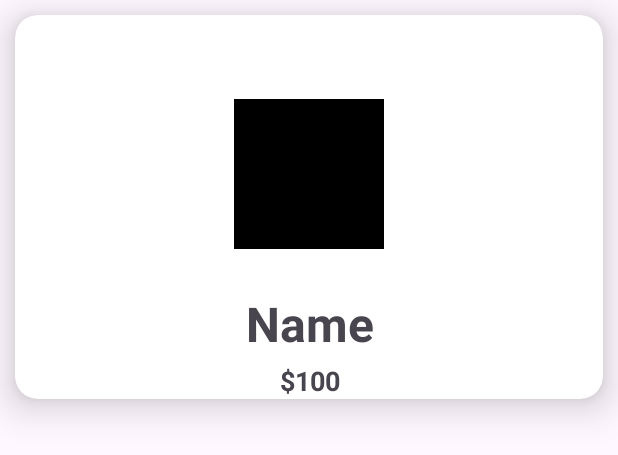
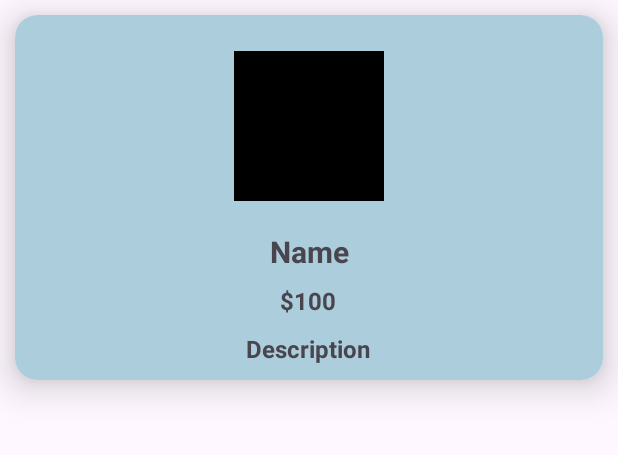
Before and after one commit to tomu03/RestApi_basic, an Android app: the layout product_list.xml on its own in the app's theme, with its tools: preview values and no code run, on a phone screen of 412 x 824 dp. Shown: the top 455 px of the screen. Run offline under Robolectric (Android 15) with nearby library versions, the phone set to English and light mode, and no system bars.

Commit message:
last added

```diff
--- a/app/src/main/java/com/example/restapiapp/MainActivity.kt
+++ b/app/src/main/java/com/example/restapiapp/MainActivity.kt
@@ -5,6 +5,7 @@ import android.os.Bundle
 import android.os.Handler
 import android.os.Looper
 import androidx.appcompat.app.AppCompatActivity
+import androidx.core.content.ContextCompat.startActivity
 
 class MainActivity : AppCompatActivity() {
     override fun onCreate(savedInstanceState: Bundle?) {
--- a/app/src/main/java/com/example/restapiapp/Product.kt
+++ b/app/src/main/java/com/example/restapiapp/Product.kt
@@ -3,5 +3,6 @@ package com.example.restapiapp
 data class Product(
     val images :List<String>,
     val title:String,
-    val price:Double
+    val price:Double,
+    val description:String,
 )
--- a/app/src/main/java/com/example/restapiapp/ProductActivity.kt
+++ b/app/src/main/java/com/example/restapiapp/ProductActivity.kt
@@ -12,13 +12,13 @@ import com.google.android.material.floatingactionbutton.FloatingActionButton
 class ProductActivity : AppCompatActivity() {
 
     private lateinit var productViewModel: ProductViewModel
-    private lateinit var productAdapter: ProductApater
+    private lateinit var productAdapter: ProductAdapter
     override fun onCreate(savedInstanceState: Bundle?) {
         super.onCreate(savedInstanceState)
         setContentView(R.layout.activity_product)
 
         productViewModel = ViewModelProvider(this).get(ProductViewModel::class.java)
-        productAdapter = ProductApater(emptyList())
+        productAdapter = ProductAdapter(emptyList())
 
         val refreshBtn: FloatingActionButton = findViewById(R.id.refresBtn)
 
@@ -34,7 +34,7 @@ class ProductActivity : AppCompatActivity() {
 
         productViewModel.products.observe(this, Observer { products ->
             products?.let {
-                productAdapter = ProductApater(it)
+                productAdapter = ProductAdapter(it)
                 recyclerView.adapter = productAdapter
             }
         })
--- a/app/src/main/java/com/example/restapiapp/ProductApater.kt
+++ b/app/src/main/java/com/example/restapiapp/ProductAdapter.kt
@@ -3,18 +3,18 @@ package com.example.restapiapp
 import android.view.LayoutInflater
 import android.view.View
 import android.view.ViewGroup
-import android.widget.ImageButton
 import android.widget.ImageView
 import android.widget.TextView
 import androidx.recyclerview.widget.RecyclerView
 import com.bumptech.glide.Glide
 
-class ProductApater(private val products:List<Product>): RecyclerView.Adapter<ProductApater.ProductViewHolder>() {
+class ProductAdapter(private val products:List<Product>): RecyclerView.Adapter<ProductAdapter.ProductViewHolder>() {
     inner class ProductViewHolder(itemView: View) : RecyclerView.ViewHolder(itemView){
 
-        private val productImage:ImageView = itemView.findViewById(R.id.profileImg)
+        private val productImage: ImageView = itemView.findViewById(R.id.profileImg)
         private val productName: TextView = itemView.findViewById(R.id.nameTxt)
         private val productPrice: TextView = itemView.findViewById(R.id.pricetxt)
+        private val productDescription: TextView = itemView.findViewById(R.id.derictxt)
 
         fun bind(product: Product) {
             Glide.with(itemView)
@@ -22,6 +22,7 @@ class ProductApater(private val products:List<Product>): RecyclerView.Adapter<Pr
                 .into(productImage)
             productName.text = product.title
             productPrice.text = "$${product.price}"
+            productDescription.text= product.description
         }
 
     }
--- a/app/src/main/res/layout/product_list.xml
+++ b/app/src/main/res/layout/product_list.xml
@@ -11,13 +11,14 @@
 
     <androidx.constraintlayout.widget.ConstraintLayout
         android:layout_width="match_parent"
-        android:layout_height="wrap_content">
+        android:layout_height="match_parent"
+        android:background="#ACCDDC">
 
         <ImageView
             android:id="@+id/profileImg"
             android:layout_width="100dp"
             android:layout_height="100dp"
-            android:layout_marginTop="56dp"
+            android:layout_marginTop="24dp"
             android:src="@color/black"
             app:layout_constraintEnd_toEndOf="parent"
             app:layout_constraintStart_toStartOf="parent"
@@ -27,12 +28,13 @@
             android:id="@+id/nameTxt"
             android:layout_width="wrap_content"
             android:layout_height="wrap_content"
-            android:layout_marginTop="28dp"
+            android:layout_marginTop="20dp"
             android:text="Name"
-            android:textSize="32sp"
+            android:textAlignment="center"
+            android:textSize="20sp"
             android:textStyle="bold"
             app:layout_constraintEnd_toEndOf="@+id/profileImg"
-            app:layout_constraintHorizontal_bias="0.533"
+            app:layout_constraintHorizontal_bias="0.51"
             app:layout_constraintStart_toStartOf="@+id/profileImg"
             app:layout_constraintTop_toBottomOf="@+id/profileImg" />
 
@@ -40,16 +42,31 @@
             android:id="@+id/pricetxt"
             android:layout_width="wrap_content"
             android:layout_height="wrap_content"
-            android:layout_marginTop="4dp"
+            android:layout_marginTop="8dp"
             android:text="$100"
-            android:textSize="18sp"
+            android:textSize="16sp"
             android:textStyle="bold"
             app:layout_constraintEnd_toEndOf="@+id/nameTxt"
+            app:layout_constraintHorizontal_bias="0.45"
             app:layout_constraintStart_toStartOf="@+id/nameTxt"
             app:layout_constraintTop_toBottomOf="@+id/nameTxt" />
 
+        <TextView
+            android:id="@+id/derictxt"
+            android:layout_width="wrap_content"
+            android:layout_height="wrap_content"
+            android:layout_marginTop="10dp"
+            android:layout_marginBottom="10dp"
+            android:text="Description"
+            android:textAlignment="gravity"
+            android:textSize="16sp"
+            android:textStyle="bold"
+            app:layout_constraintBottom_toBottomOf="parent"
+            app:layout_constraintEnd_toEndOf="@+id/pricetxt"
+            app:layout_constraintStart_toStartOf="@+id/pricetxt"
+            app:layout_constraintTop_toBottomOf="@+id/pricetxt"
+            app:layout_constraintVertical_bias="1.0" />
 
     </androidx.constraintlayout.widget.ConstraintLayout>
 
-
 </androidx.cardview.widget.CardView>
```
